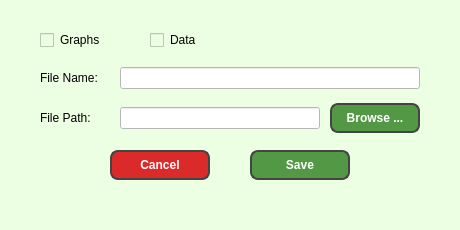
This is SproutSave.ui in JeanOC19/ICOM5047 as Qt 5 draws it before an edit. The edited form follows.
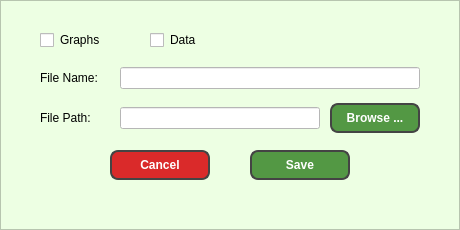
This is the edited form.

Commit message: Fix error in error catching in modules

Patch:
```diff
--- a/SproutSave.ui
+++ b/SproutSave.ui
@@ -32,9 +32,15 @@
    <string>MainWindow</string>
   </property>
   <property name="styleSheet">
-   <string notr="true">background-color: rgb(237, 255, 227);</string>
+   <string notr="true"/>
   </property>
   <widget class="QWidget" name="centralwidget">
+   <property name="styleSheet">
+    <string notr="true">QFrame{
+	background-color: #EDFFE3;
+}
+</string>
+   </property>
    <widget class="QCheckBox" name="checkBox_graphs">
     <property name="geometry">
      <rect>
@@ -236,6 +242,23 @@
      <string>File Path: </string>
     </property>
    </widget>
+   <widget class="QFrame" name="frame">
+    <property name="geometry">
+     <rect>
+      <x>0</x>
+      <y>0</y>
+      <width>460</width>
+      <height>230</height>
+     </rect>
+    </property>
+    <property name="frameShape">
+     <enum>QFrame::StyledPanel</enum>
+    </property>
+    <property name="frameShadow">
+     <enum>QFrame::Raised</enum>
+    </property>
+   </widget>
+   <zorder>frame</zorder>
    <zorder>checkBox_graphs</zorder>
    <zorder>browse_button_3</zorder>
    <zorder>label_fileName</zorder>
```
The commit also changes 2 other files.
